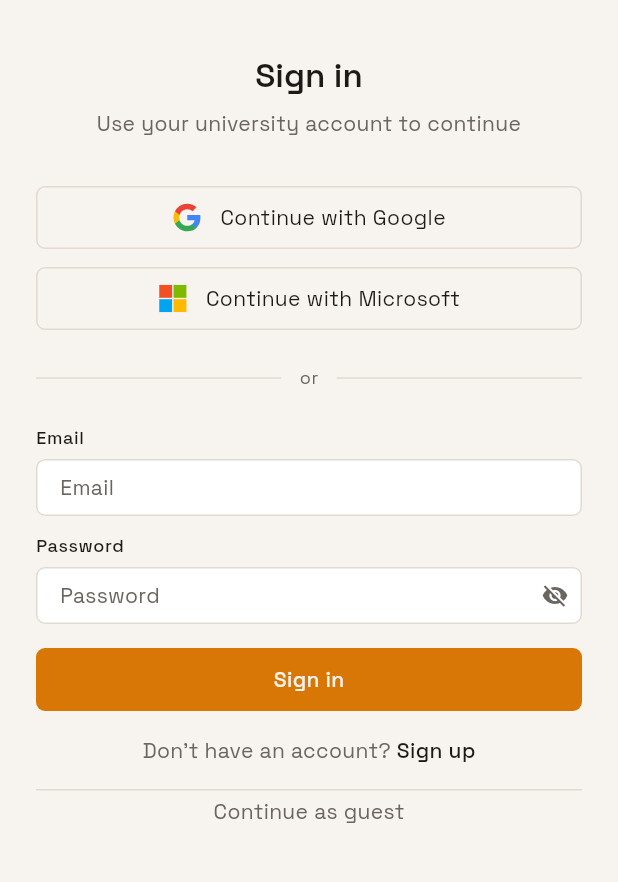
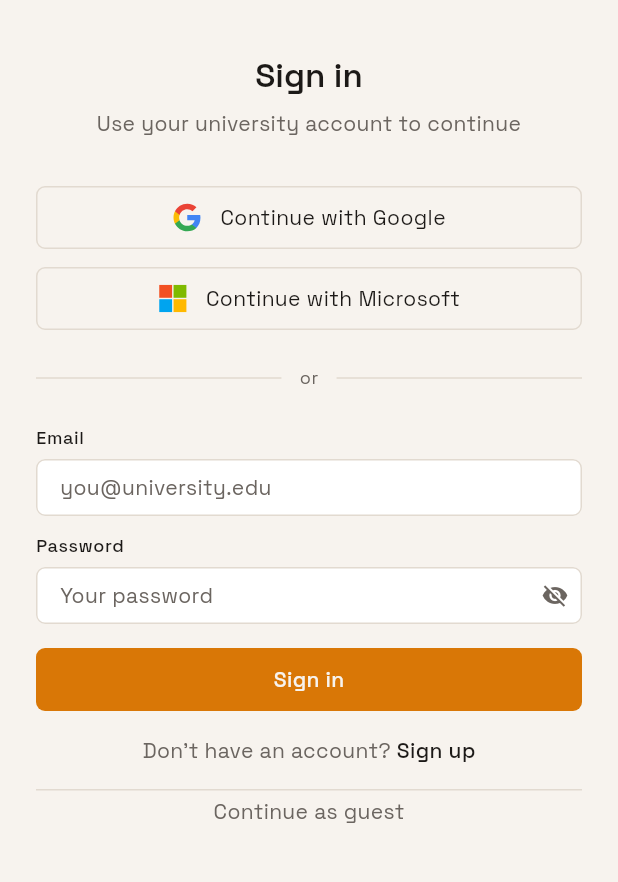
Before and after one commit to unishare-oss/unishare-flutter, a Flutter app: the screen it shows after launch, on a phone screen of 412 x 824 dp, the part 90-972 px from its top. Run offline on Flutter 3.47's test engine with Material 3 defaults, Android fonts, the phone set to English and light mode, and no system bars; our stand-ins replace cached_network_image, chewie, cloud_firestore, connectivity_plus, dio, file_picker and 12 more; missing offline and left inert: pdfrx; accounts and stored records are empty; generated files the repository leaves out were written again.

Commit message:
ui(auth): update input placeholders to example data

```diff
--- a/apps/mobile/lib/features/auth/presentation/screens/welcome_screen.dart
+++ b/apps/mobile/lib/features/auth/presentation/screens/welcome_screen.dart
@@ -326,7 +326,7 @@ class _AuthScreenState extends ConsumerState<AuthScreen> {
             // Full name
             AuthTextField(
               label: 'Full name',
-              hint: 'Full name',
+              hint: 'Jane Smith',
               controller: _nameController,
               keyboardType: TextInputType.name,
               textInputAction: TextInputAction.next,
@@ -418,7 +418,7 @@ class _AuthScreenState extends ConsumerState<AuthScreen> {
             // Email
             AuthTextField(
               label: 'Email',
-              hint: 'Email',
+              hint: 'you@university.edu',
               controller: _emailController,
               keyboardType: TextInputType.emailAddress,
               textInputAction: TextInputAction.next,
@@ -436,7 +436,7 @@ class _AuthScreenState extends ConsumerState<AuthScreen> {
             // Password (min 8 chars)
             AuthTextField(
               label: 'Password',
-              hint: 'Password',
+              hint: 'Min. 8 characters',
               controller: _passwordController,
               obscureText: true,
               textInputAction: TextInputAction.next,
@@ -454,7 +454,7 @@ class _AuthScreenState extends ConsumerState<AuthScreen> {
             // Confirm password
             AuthTextField(
               label: 'Confirm password',
-              hint: 'Confirm password',
+              hint: 'Repeat your password',
               controller: _confirmPasswordController,
               obscureText: true,
               textInputAction: TextInputAction.done,
@@ -515,7 +515,7 @@ class _AuthScreenState extends ConsumerState<AuthScreen> {
             // Sign-in fields: Email + Password
             AuthTextField(
               label: 'Email',
-              hint: 'Email',
+              hint: 'you@university.edu',
               controller: _emailController,
               keyboardType: TextInputType.emailAddress,
               textInputAction: TextInputAction.next,
@@ -531,7 +531,7 @@ class _AuthScreenState extends ConsumerState<AuthScreen> {
             const SizedBox(height: 12),
             AuthTextField(
               label: 'Password',
-              hint: 'Password',
+              hint: 'Your password',
               controller: _passwordController,
               obscureText: true,
               textInputAction: TextInputAction.done,
--- a/apps/mobile/lib/features/post/data/repositories/ask_ai_repository_impl.dart
+++ b/apps/mobile/lib/features/post/data/repositories/ask_ai_repository_impl.dart
@@ -17,7 +17,12 @@ class AskAiRepositoryImpl implements AskAiRepository {
   }) async* {
     final serialized = history
         .where((m) => !m.isPending)
-        .map((m) => {'role': m.isUser ? 'user' : 'assistant', 'content': m.content})
+        .map(
+          (m) => {
+            'role': m.isUser ? 'user' : 'assistant',
+            'content': m.content,
+          },
+        )
         .toList();
 
     try {
```
Also changed, not shown: 1 other file.
